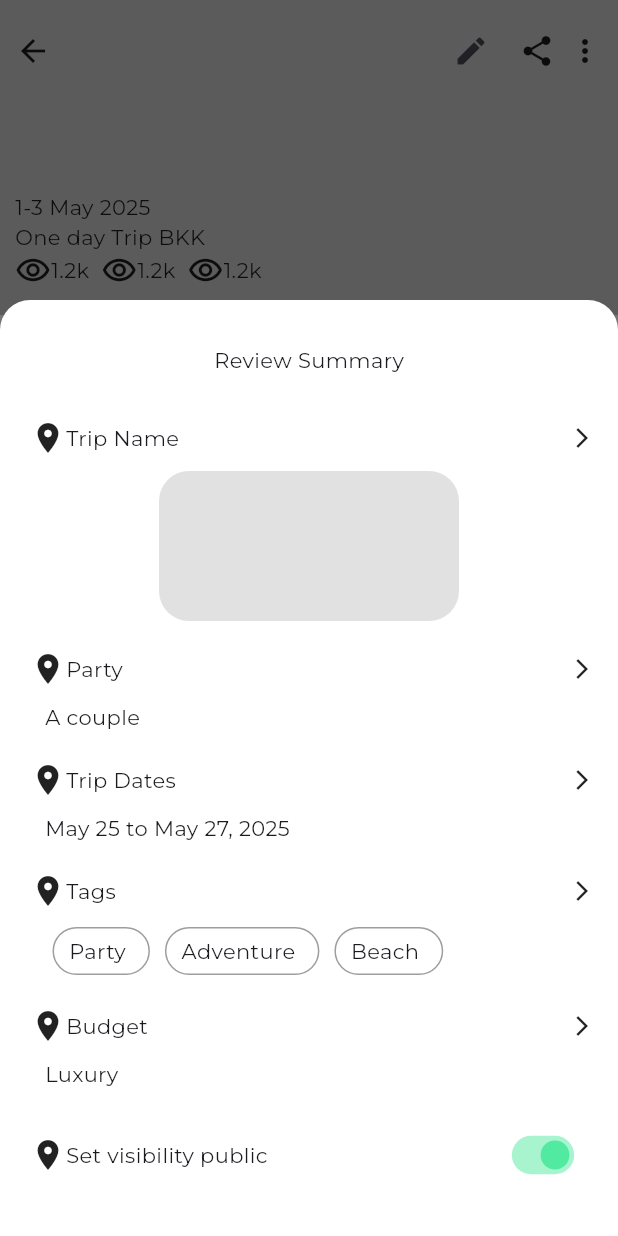
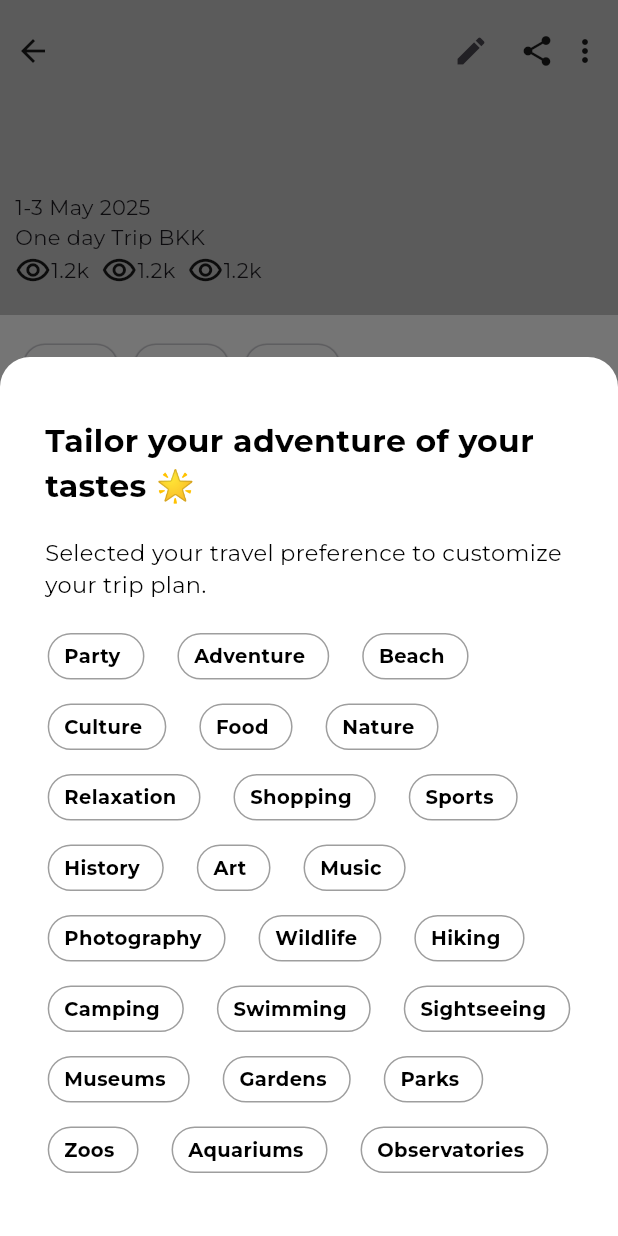
Before and after one commit to Thun-2004/triptery, a Flutter app: the screen it shows after launch, after a tap on the "edit" icon, on a phone screen of 412 x 824 dp. Run offline on Flutter 3.47's test engine with Material 3 defaults, Android fonts, the phone set to English and light mode, and no system bars; our stand-ins replace flutter_dotenv, flutter_social_button, flutter_svg, get, google_fonts, google_sign_in and 3 more; missing offline and left inert: dart:ffi; accounts and stored records are empty; generated files the repository leaves out were written again.

Commit message:
chore(ui): add trip tag window ui

```diff
--- /dev/null
+++ b/lib/presentation/pages/trip/trip_calendar_window.dart
@@ -0,0 +1,93 @@
+import 'package:flutter/material.dart';
+import 'package:triptery/presentation/widgets/Item/custom_text.dart';
+import 'package:triptery/presentation/widgets/trip_page/components/trip_tag.dart';
+import 'package:triptery/presentation/widgets/Item/custom_text.dart';
+
+class TripTagWindow extends StatefulWidget {
+  @override
+  TripTagWindowState createState() => TripTagWindowState();
+}
+
+class TripTagWindowState extends State<TripTagWindow> {
+  //temp
+  List<String> tags = [
+    'Party',
+    'Adventure',
+    'Beach',
+    'Culture',
+    'Food',
+    'Nature',
+    'Relaxation',
+    'Shopping',
+    'Sports',
+    'History',
+    'Art',
+    'Music',
+    'Photography',
+    'Wildlife',
+    'Hiking',
+    'Camping',
+    'Swimming',
+    'Sightseeing',
+    'Museums',
+    'Gardens',
+    'Parks',
+    'Zoos',
+    'Aquariums',
+    'Observatories',
+  ];
+
+  //temp
+  List<String> selectedTags = [];
+
+  @override
+  Widget build(BuildContext context) {
+    return Align(
+      alignment: Alignment.bottomCenter,
+      child: Container(
+        width: double.infinity,
+        padding: const EdgeInsets.symmetric(vertical: 30),
+        decoration: BoxDecoration(
+          color: Colors.white,
+          borderRadius: BorderRadius.only(
+            topLeft: Radius.circular(20),
+            topRight: Radius.circular(20),
+          ),
+        ),
+        child: Column(
+          mainAxisSize: MainAxisSize.min,
+          children: [
+            Container(
+              padding: const EdgeInsets.symmetric(vertical: 10, horizontal: 30),
+              child: Column(
+                children: [
+                  CustomText(
+                    text: 'Tailor your adventure of your tastes 🌟',
+                    type: TextType.heading,
+                    color: Colors.black),
+                  const SizedBox(height: 20),
+                  CustomText(
+                    text: 'Selected your travel preference to customize your trip plan.',
+                    type: TextType.body,
+                    color: Colors.black),
+                ],
+              ),
+            ),
+
+            Padding(
+              padding: const EdgeInsets.symmetric(vertical: 10, horizontal: 20),
+              child: Wrap(
+                spacing: 12,
+                runSpacing: 12,
+                children:
+                    tags.map((tag) {
+                      return TripTag(tag: tag);
+                    }).toList(),
+              ),
+            ),
+          ],
+        ),
+      ),
+    );
+  }
+}
--- a/lib/presentation/pages/trip/trip_summary_window.dart
+++ b/lib/presentation/pages/trip/trip_summary_window.dart
@@ -1,8 +1,10 @@
 
 import 'package:flutter/material.dart';
+import 'package:triptery/presentation/pages/trip/trip_tag_window.dart';
 import 'package:triptery/presentation/widgets/trip_page/components/trip_tag.dart';
 
 class TripSummaryWindow extends StatefulWidget{
+
   @override
   _TripSummaryWindowState createState() => _TripSummaryWindowState();
 
@@ -11,6 +13,15 @@ class TripSummaryWindow extends StatefulWidget{
 class _TripSummaryWindowState extends State<TripSummaryWindow> {
 
   bool _isPublic = true;
+
+  void _openBottomModal() {
+    showModalBottomSheet(
+      context: context,
+      isScrollControlled: true,
+      backgroundColor: Colors.transparent,
+      builder: (context) => TripTagWindow()
+    );
+  }
 
   @override
   Widget build(BuildContext context){
@@ -37,7 +48,7 @@ class _TripSummaryWindowState extends State<TripSummaryWindow> {
                 const SizedBox(height: 30),
                 Column(
                   children: [
-                    Container(
+                    SizedBox(
                       width: double.infinity,
                       child: Column(
                         children: [
@@ -142,13 +153,17 @@ class _TripSummaryWindowState extends State<TripSummaryWindow> {
                             mainAxisAlignment: MainAxisAlignment.spaceBetween,
                             children: [
                               Row(children: [
-                                Icon(Icons.location_on),
+                                Icon(Icons.tag_rounded),
                                 Text('Tags')
+
                               ]),
 
-                              Icon(Icons.arrow_back_ios,
-                              textDirection: TextDirection.rtl,
-                              size: 16,)
+                              IconButton(
+                                icon: Icon(Icons.arrow_back_ios,
+                                  textDirection: TextDirection.rtl,
+                                  size: 16),
+                                onPressed: () => _openBottomModal(),
+                              )
                             ]
                           ),
                           const SizedBox(height: 10),
--- /dev/null
+++ b/lib/presentation/pages/trip/trip_tag_window.dart
@@ -0,0 +1,93 @@
+import 'package:flutter/material.dart';
+import 'package:triptery/presentation/widgets/Item/custom_text.dart';
+import 'package:triptery/presentation/widgets/trip_page/components/trip_tag.dart';
+import 'package:triptery/presentation/widgets/Item/custom_text.dart';
+
+class TripTagWindow extends StatefulWidget {
+  @override
+  TripTagWindowState createState() => TripTagWindowState();
+}
+
+class TripTagWindowState extends State<TripTagWindow> {
+  //temp
+  List<String> tags = [
+    'Party',
+    'Adventure',
+    'Beach',
+    'Culture',
+    'Food',
+    'Nature',
+    'Relaxation',
+    'Shopping',
+    'Sports',
+    'History',
+    'Art',
+    'Music',
+    'Photography',
+    'Wildlife',
+    'Hiking',
+    'Camping',
+    'Swimming',
+    'Sightseeing',
+    'Museums',
+    'Gardens',
+    'Parks',
+    'Zoos',
+    'Aquariums',
+    'Observatories',
+  ];
+
+  //temp
+  List<String> selectedTags = [];
+
+  @override
+  Widget build(BuildContext context) {
+    return Align(
+      alignment: Alignment.bottomCenter,
+      child: Container(
+        width: double.infinity,
+        padding: const EdgeInsets.symmetric(vertical: 30),
+        decoration: BoxDecoration(
+          color: Colors.white,
+          borderRadius: BorderRadius.only(
+            topLeft: Radius.circular(20),
+            topRight: Radius.circular(20),
+          ),
+        ),
+        child: Column(
+          mainAxisSize: MainAxisSize.min,
+          children: [
+            Container(
+              padding: const EdgeInsets.symmetric(vertical: 10, horizontal: 30),
+              child: Column(
+                children: [
+                  CustomText(
+                    text: 'Tailor your adventure of your tastes 🌟',
+                    type: TextType.heading,
+                    color: Colors.black),
+                  const SizedBox(height: 20),
+                  CustomText(
+                    text: 'Selected your travel preference to customize your trip plan.',
+                    type: TextType.body,
+                    color: Colors.black),
+                ],
+              ),
+            ),
+
+            Padding(
+              padding: const EdgeInsets.symmetric(vertical: 10, horizontal: 20),
+              child: Wrap(
+                spacing: 12,
+                runSpacing: 12,
+                children:
+                    tags.map((tag) {
+                      return TripTag(tag: tag);
+                    }).toList(),
+              ),
+            ),
+          ],
+        ),
+      ),
+    );
+  }
+}
--- /dev/null
+++ b/lib/presentation/widgets/Item/custom_text.dart
@@ -0,0 +1,40 @@
+import 'package:flutter/material.dart';
+
+enum TextType{
+  heading,
+  subHeading,
+  body,
+  caption,
+}
+
+class CustomText extends StatelessWidget {
+  final String text;
+  final Color color;
+  final TextType type;
+
+  const CustomText({
+    super.key,
+    required this.text,
+    required this.type,
+    required this.color,
+  });
+
+  @override
+  Widget build(BuildContext context) {
+    return Text(
+      text,
+      style: TextStyle(
+        fontSize: type == TextType.heading ? 21 :
+        type == TextType.subHeading ? 18 :
+        type == TextType.body ? 15 : 12,
+
+        fontWeight: type == TextType.heading ? FontWeight.bold :
+        type == TextType.subHeading ? FontWeight.normal :
+        type == TextType.body ? FontWeight.normal : FontWeight.normal,
+
+        color: color,
+      )
+    );
+  }
+
+}
--- a/lib/presentation/widgets/trip_page/components/trip_tag.dart
+++ b/lib/presentation/widgets/trip_page/components/trip_tag.dart
@@ -1,31 +1,54 @@
 
 import 'package:flutter/material.dart';
 
-class TripTag extends StatelessWidget {
+class TripTag extends StatefulWidget {
   final String tag;
 
-  const TripTag({
+  TripTag({
     super.key,
     required this.tag,
   });
 
   @override
+  State<TripTag> createState() => TripTagState();
+}
+
+class TripTagState extends State<TripTag> {
+  bool isSelected = false;
+  //need onClick fn
+
+  @override
   Widget build(BuildContext context) {
-    return Container(
+    return GestureDetector(
+        onTap: () {
+          setState(() {
+            isSelected = !isSelected;
+          });
+
+        },
+        child: Container(
         padding: const EdgeInsets.symmetric(horizontal: 10, vertical: 5),
         margin: const EdgeInsets.symmetric(horizontal: 5, vertical: 2),
         decoration: BoxDecoration(
+          color: isSelected ? Colors.orange : Colors.white,
           borderRadius: BorderRadius.circular(20),
-        border: Border.all(color: Colors.grey, width: 1),
+          border: Border.all(color: isSelected ? Colors.orange : Colors.grey, width: 1),
         ),
         child: IntrinsicWidth(
           child: Row(
             children: [
-            Text(tag),
+              Text(widget.tag,
+              style: TextStyle(
+                color: isSelected ? Colors.white : Colors.black,
+                fontSize: 13,
+                fontWeight: FontWeight.bold,
+              ),
+              ),
               const SizedBox(width: 5),
             ]
         ),
         )
+      )
     );
   }
 }
--- a/lib/presentation/widgets/trip_page/header_section.dart
+++ b/lib/presentation/widgets/trip_page/header_section.dart
@@ -1,12 +1,13 @@
 import 'package:flutter/material.dart';
 import 'package:triptery/domain/entities/trip/trip.dart';
 import 'package:triptery/presentation/controllers/trip_controller.dart';
+import 'package:triptery/presentation/pages/trip/trip_tag_window.dart';
 import 'package:triptery/presentation/widgets/auth_screen.dart';
 import 'package:triptery/presentation/pages/trip/trip_summary_window.dart';
 
 
 class HeaderSection extends StatefulWidget {
-  HeaderSection({ required this.tripController, super.key});
+  const HeaderSection({ required this.tripController, super.key});
   final TripController tripController;
 
   @override
@@ -20,7 +21,9 @@ class _HeaderSectionState extends State<HeaderSection> {
       context: context,
       isScrollControlled: true,
       backgroundColor: Colors.transparent,
-      builder: (context) => TripSummaryWindow()
+      // builder: (context) => TripSummaryWindow()
+      builder: (context) => TripTagWindow()
+
     );
   }
 
```
Lines whose indentation alone changed are shown as unchanged.
